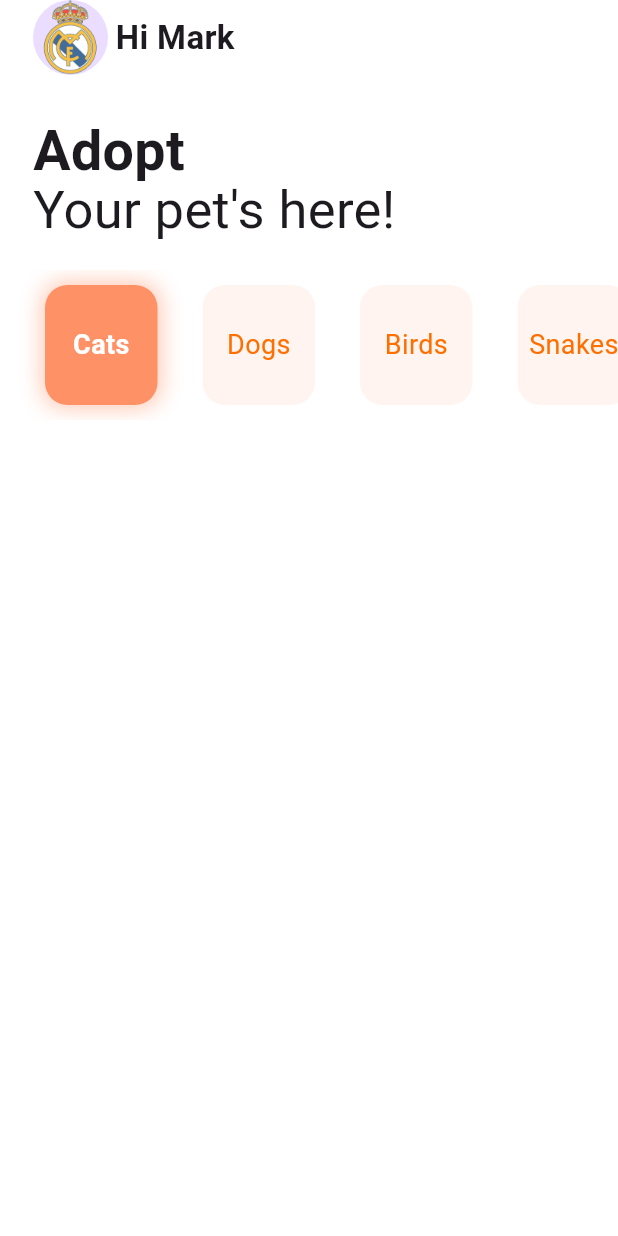
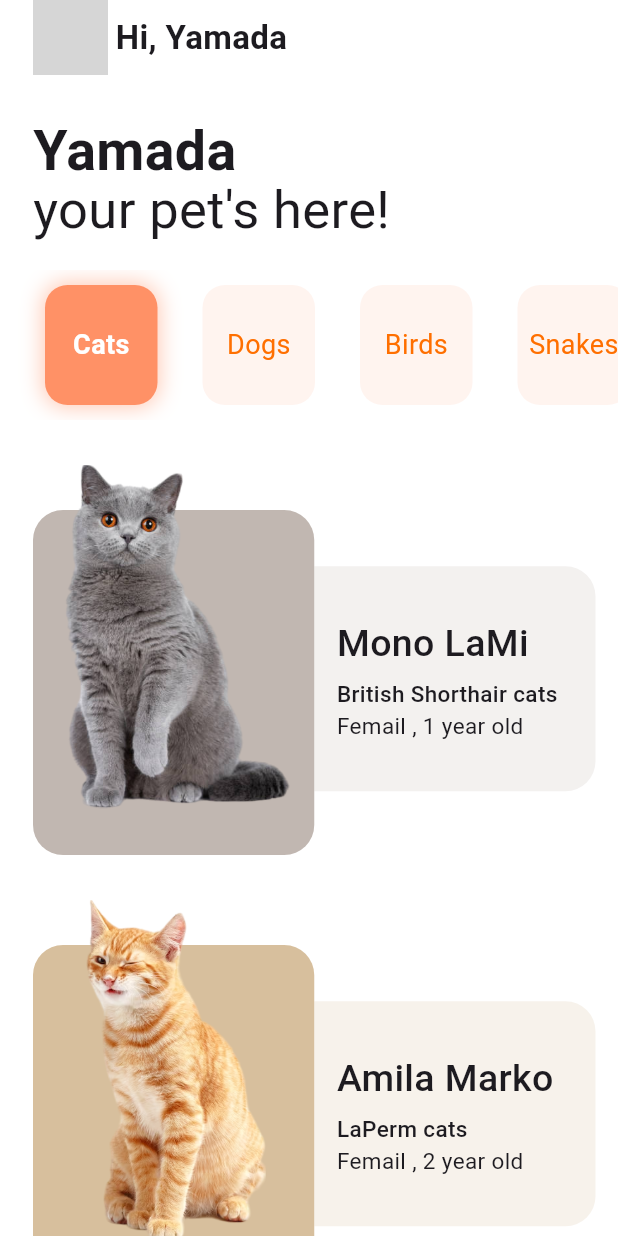
Before and after one commit to MarkCnw/PetApp_UI, a Flutter app: the screen it shows after launch, on a phone screen of 412 x 824 dp. Run offline on Flutter 3.47's test engine with Material 3 defaults, Android fonts, the phone set to English and light mode, and no system bars; grey boxes are pictures that could not be loaded.

Commit message:
Add detail screen and update dependencies; refactor home screen

```diff
--- /dev/null
+++ b/pet_app/lib/Home/homescreen.dart
@@ -0,0 +1,237 @@
+import 'package:flutter/material.dart';
+import 'package:pet_app/Model/pets_model.dart';
+import 'package:pet_app/Screen/detaill/detail.dart';
+
+class PetsHomeScreen extends StatefulWidget {
+  const PetsHomeScreen({super.key});
+  @override
+  State<PetsHomeScreen> createState() => _PetsHomeScreenState();
+}
+
+class _PetsHomeScreenState extends State<PetsHomeScreen> {
+  int selectedIndex = 0;
+  @override
+  Widget build(BuildContext context) {
+    List<List<PetsModel>> categories = [cats, dogs, birds, snakes, other];
+    return Scaffold(
+      backgroundColor: Colors.white,
+      body: SafeArea(
+          child: SingleChildScrollView(
+        child: Column(
+          crossAxisAlignment: CrossAxisAlignment.start,
+          children: [
+            const Padding(
+              padding: EdgeInsets.only(left: 22),
+              child: Row(
+                children: [
+                  CircleAvatar(
+                    radius: 25,
+                    backgroundImage: AssetImage("images/real.png"),
+                  ),
+                  SizedBox(width: 5),
+                  Text(
+                    "Hi, Yamada",
+                    style: TextStyle(fontWeight: FontWeight.bold, fontSize: 22),
+                  )
+                ],
+              ),
+            ),
+            const SizedBox(height: 30),
+            const Padding(
+              padding: EdgeInsets.only(left: 22),
+              child: Text.rich(
+                TextSpan(
+                    text: "Yamada\n",
+                    style: TextStyle(
+                      height: 1.1,
+                      fontSize: 37,
+                      fontWeight: FontWeight.bold,
+                    ),
+                    children: [
+                      TextSpan(
+                        text: "your pet's here!",
+                        style: TextStyle(
+                          fontSize: 35,
+                          fontWeight: FontWeight.normal,
+                        ),
+                      )
+                    ]),
+              ),
+            ),
+            const SizedBox(height: 20),
+            categorySelection(),
+            selectedIndex < categoryList.length
+                ? (Padding(
+                    padding: const EdgeInsets.only(left: 22),
+                    child: SizedBox(
+                      height: 570,
+                      child: ListView.builder(
+                          itemCount: categories[selectedIndex].length,
+                          itemBuilder: (context, index) {
+                            return GestureDetector(
+                              onTap: () {
+                                Navigator.push(
+                                  context,
+                                  MaterialPageRoute(
+                                    builder: (context) => DetailScreeen(
+                                      pets: categories[selectedIndex][index],
+                                    ),
+                                  ),
+                                );
+                              },
+                              child: Padding(
+                                padding: const EdgeInsets.only(top: 30, right: 15),
+                                child: Row(
+                                  children: [
+                                    Expanded(
+                                      child: Stack(
+                                        children: [
+                                          Container(
+                                            decoration: BoxDecoration(
+                                              color: Colors.white,
+                                              borderRadius: BorderRadius.circular(20),
+                                            ),
+                                            height: 50,
+                                          ),
+                                          Padding(
+                                            padding: const EdgeInsets.only(top: 30),
+                                            child: Container(
+                                              decoration: BoxDecoration(
+                                                color: categories[selectedIndex][index].color,
+                                                borderRadius: BorderRadius.circular(20),
+                                              ),
+                                              height: 230,
+                                            ),
+                                          ),
+                                          SizedBox(
+                                            height: 230,
+                                            child: Center(
+                                              child: Hero(
+                                                tag: categories[selectedIndex][index].image,
+                                                child: Image.asset(
+                                                  categories[selectedIndex][index].image,
+                                                  fit: BoxFit.cover,
+                                                ),
+                                              ),
+                                            ),
+                                          )
+                                        ],
+                                      ),
+                                    ),
+                                    Expanded(
+                                      child: Padding(
+                                        padding: const EdgeInsets.only(top: 25),
+                                        child: Container(
+                                          decoration: BoxDecoration(
+                                            color: categories[selectedIndex][index].color.withOpacity(0.2),
+                                            borderRadius: const BorderRadius.only(
+                                              topRight: Radius.circular(20),
+                                              bottomRight: Radius.circular(20),
+                                            ),
+                                          ),
+                                          height: 150,
+                                          child: Padding(
+                                            padding: const EdgeInsets.only(left: 15),
+                                            child: Column(
+                                              mainAxisAlignment: MainAxisAlignment.center,
+                                              crossAxisAlignment: CrossAxisAlignment.start,
+                                              children: [
+                                                Text(
+                                                  categories[selectedIndex][index].name,
+                                                  style: const TextStyle(
+                                                    fontWeight: FontWeight.w500,
+                                                    fontSize: 25,
+                                                  ),
+                                                ),
+                                                const SizedBox(
+                                                  height: 5,
+                                                ),
+                                                Text(
+                                                  categories[selectedIndex][index].breed,
+                                                  style: const TextStyle(
+                                                    fontWeight: FontWeight.w500,
+                                                    fontSize: 15,
+                                                  ),
+                                                ),
+                                                Row(
+                                                  children: [
+                                                    Text(
+                                                      categories[selectedIndex][index].sex,
+                                                      style: const TextStyle(fontSize: 15),
+                                                    ),
+                                                    Text(
+                                                      ", ${categories[selectedIndex][index].age} year old",
+                                                      style: const TextStyle(
+                                                        fontSize: 15,
+                                                      ),
+                                                    ),
+                                                  ],
+                                                )
+                                              ],
+                                            ),
+                                          ),
+                                        ),
+                                      ),
+                                    )
+                                  ],
+                                ),
+                              ),
+                            );
+                          }),
+                    ),
+                  ))
+                : const SizedBox(),
+          ],
+        ),
+      )),
+    );
+  }
+
+  SizedBox categorySelection() {
+    return SizedBox(
+      height: 100,
+      child: ListView.builder(
+        scrollDirection: Axis.horizontal,
+        itemCount: categoryList.length,
+        physics: const BouncingScrollPhysics(),
+        itemBuilder: ((context, index) {
+          return GestureDetector(
+            onTap: () {
+              setState(() {
+                selectedIndex = index;
+              });
+            },
+            child: Padding(
+              padding: const EdgeInsets.only(left: 30, top: 10),
+              child: Column(
+                children: [
+                  Container(
+                    height: 80,
+                    width: 75,
+                    decoration: BoxDecoration(
+                      color: selectedIndex == index ? const Color(0xffFF9166) : const Color(0xffFF9166).withOpacity(0.1),
+                      borderRadius: BorderRadius.circular(15),
+                      boxShadow: [
+                        BoxShadow(
+                          color: selectedIndex == index ? const Color(0xffFF9166).withOpacity(0.5) : Colors.transparent,
+                          blurRadius: 12,
+                          spreadRadius: 1,
+                        ),
+                      ],
+                    ),
+                    child: Center(
+                      child: Text(
+                        categoryList[index],
+                        style: TextStyle(color: selectedIndex == index ? Colors.white : Colors.amber[900], fontWeight: selectedIndex == index ? FontWeight.bold : FontWeight.normal, fontSize: 18),
+                      ),
+                    ),
+                  )
+                ],
+              ),
+            ),
+          );
+        }),
+      ),
+    );
+  }
+}
--- a/pet_app/lib/Screen/Home/homescreen.dart
+++ /dev/null
@@ -1,158 +0,0 @@
-import 'package:flutter/material.dart';
-import 'package:pet_app/Model/pets_model.dart';
-
-class PetHomeScreen extends StatefulWidget {
-  const PetHomeScreen({super.key});
-
-  @override
-  State<PetHomeScreen> createState() => _PetHomeScreenState();
-}
-
-class _PetHomeScreenState extends State<PetHomeScreen> {
-  int selectedIndex = 0;
-  @override
-  Widget build(BuildContext context) {
-    List<List<PetsModel>> categories = [
-      cats,
-      dogs,
-      birds,
-      snakes,
-      other
-    ];
-    return Scaffold(
-      backgroundColor: Colors.white,
-      body: SafeArea(
-          child: SingleChildScrollView(
-        child: Column(
-          crossAxisAlignment: CrossAxisAlignment.start,
-          children: [
-            Padding(
-              padding: EdgeInsets.only(left: 22),
-              child: Row(
-                children: [
-                  CircleAvatar(
-                    radius: 25,
-                    backgroundImage: AssetImage("images/real.png"),
-                  ),
-                  SizedBox(
-                    width: 5,
-                  ),
-                  Text(
-                    "Hi Mark",
-                    style: TextStyle(
-                        fontWeight: FontWeight.bold, fontSize: 22),
-                  ),
-                ],
-              ),
-            ),
-            SizedBox(height: 30),
-            Padding(
-              padding: EdgeInsets.only(left: 22),
-              child: Text.rich(TextSpan(
-                  text: "Adopt\n",
-                  style: TextStyle(
-                    height: 1.1,
-                    fontSize: 37,
-                    fontWeight: FontWeight.bold,
-                  ),
-                  children: [
-                    TextSpan(
-                      text: "Your pet's here!",
-                      style: TextStyle(
-                        fontSize: 35,
-                        fontWeight: FontWeight.normal,
-                      ),
-                    )
-                  ])),
-            ),
-            SizedBox(height: 20),
-            CategorySelection(),
-            selectedIndex < categories.length
-                ? Padding(
-                    padding: EdgeInsets.only(left: 22),
-                    child: SizedBox(
-                      height: 570,
-                      child: ListView.builder(
-                        itemCount: categories[selectedIndex].length,
-                        itemBuilder: (context, index) {
-                          return GestureDetector(
-                            onTap: () {},
-                            child: Padding(
-                              padding:
-                                  EdgeInsets.only(left: 15, top: 30),
-                                  child: Row(
-                                    children: [
-                                      Expanded(child: Stack(
-                                        children: [
-                                          Container(),
-                                        ],
-                                      ))
-                                    ],
-                                  ),
-                            ),
-                          );
-                        },
-                      ),
-                    ),
-                  )
-                : SizedBox(),
-          ],
-        ),
-      )),
-    );
-  }
-
-  SizedBox CategorySelection() {
-    return SizedBox(
-      height: 100,
-      child: ListView.builder(
-          scrollDirection: Axis.horizontal,
-          itemCount: categoryList.length,
-          physics: BouncingScrollPhysics(),
-          itemBuilder: (context, index) {
-            return GestureDetector(
-              onTap: () {},
-              child: Padding(
-                padding: EdgeInsets.only(left: 30, top: 10),
-                child: Column(
-                  children: [
-                    Container(
-                      height: 80,
-                      width: 75,
-                      decoration: BoxDecoration(
-                          color: selectedIndex == index
-                              ? Color(0xffFF9166)
-                              : Color(0xffFF9166).withOpacity(0.1),
-                          borderRadius: BorderRadius.circular(15),
-                          boxShadow: [
-                            BoxShadow(
-                              color: selectedIndex == index
-                                  ? Color(0xffFF9166).withOpacity(0.5)
-                                  : Colors.transparent,
-                              blurRadius: 12,
-                              spreadRadius: 2,
-                            )
-                          ]),
-                      child: Center(
-                        child: Text(
-                          categoryList[index],
-                          style: TextStyle(
-                            color: selectedIndex == index
-                                ? Colors.white
-                                : Colors.amber[900],
-                            fontWeight: selectedIndex == index
-                                ? FontWeight.bold
-                                : FontWeight.normal,
-                            fontSize: 18,
-                          ),
-                        ),
-                      ),
-                    )
-                  ],
-                ),
-              ),
-            );
-          }),
-    );
-  }
-}
--- a/pet_app/lib/main.dart
+++ b/pet_app/lib/main.dart
@@ -1,5 +1,5 @@
 import 'package:flutter/material.dart';
-import 'package:pet_app/Screen/Home/homescreen.dart';
+import 'package:pet_app/Home/homescreen.dart';
 
 void main() {
   runApp(const MyApp());
@@ -12,7 +12,7 @@ class MyApp extends StatelessWidget {
   Widget build(BuildContext context) {
     return const MaterialApp(
       debugShowCheckedModeBanner: false,
-      home: PetHomeScreen(),
+      home: PetsHomeScreen(),
     );
   }
 }
--- a/pet_app/pubspec.yaml
+++ b/pet_app/pubspec.yaml
@@ -34,6 +34,8 @@ dependencies:
   # The following adds the Cupertino Icons font to your application.
   # Use with the CupertinoIcons class for iOS style icons.
   cupertino_icons: ^1.0.8
+  linkedin_login: ^3.1.3
+  font_awesome_flutter: ^10.8.0
 
 dev_dependencies:
   flutter_test:
```
Also changed, not shown: pet_app/lib/Screen/detaill/detail.dart (added, +119 -0 lines), pet_app/images/bird1.png (added), pet_app/images/bird2.png (added), pet_app/images/bird3.png (added), pet_app/images/bird4.png (added), pet_app/images/cat1.png (added), pet_app/images/cat2.png (added), pet_app/images/cat3.png (added), pet_app/images/dog1.png (added), pet_app/images/dog2.png (added), pet_app/images/dog3.png (added), pet_app/images/dog4.png (added), pet_app/images/dog5.png (added), pet_app/images/profile.png (added), 3 more files, 1 other file.
